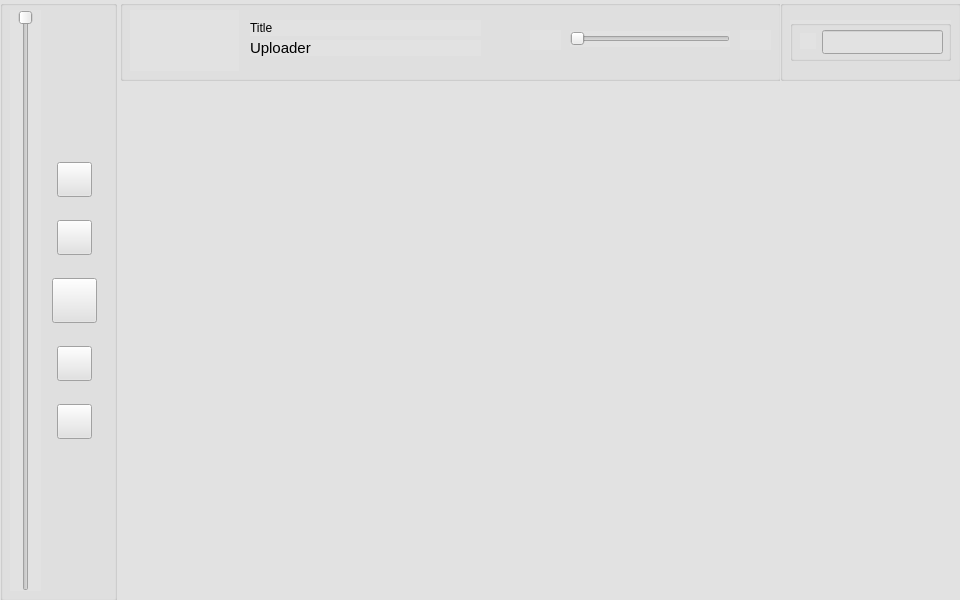
This is layout/mainwindow.ui in MCMi460/razor as Qt 5 draws it before an edit. The edited form follows.
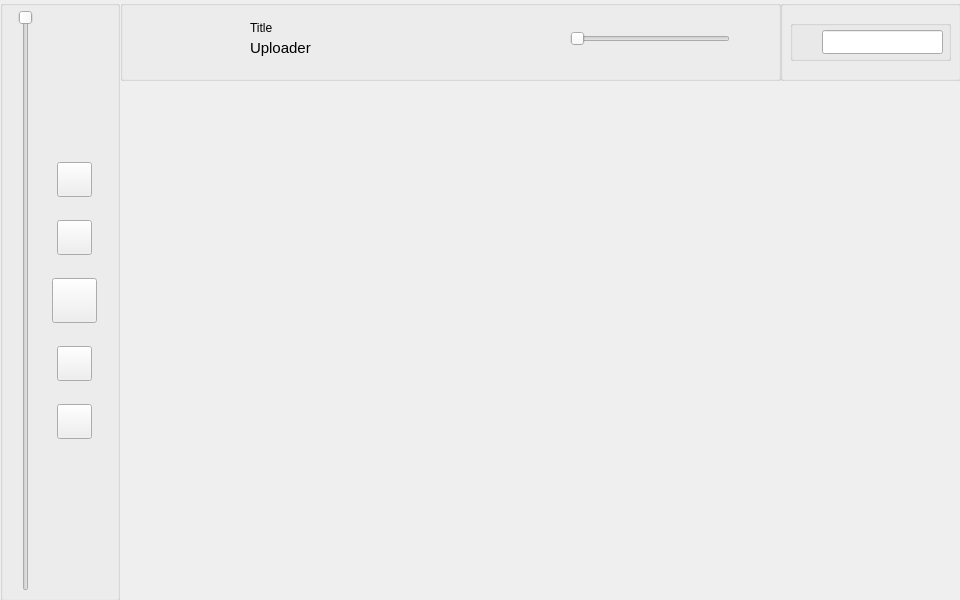
This is the edited form.

Patch:
```diff
--- a/layout/mainwindow.ui
+++ b/layout/mainwindow.ui
@@ -13,16 +13,12 @@
   <property name="windowTitle">
    <string>Form</string>
   </property>
-  <property name="styleSheet">
-   <string notr="true">background-color: #E2E2E2;
-color: #000;</string>
-  </property>
   <widget class="QGroupBox" name="sidePlayer">
    <property name="geometry">
     <rect>
      <x>0</x>
      <y>0</y>
-     <width>117</width>
+     <width>120</width>
      <height>601</height>
     </rect>
    </property>
```
